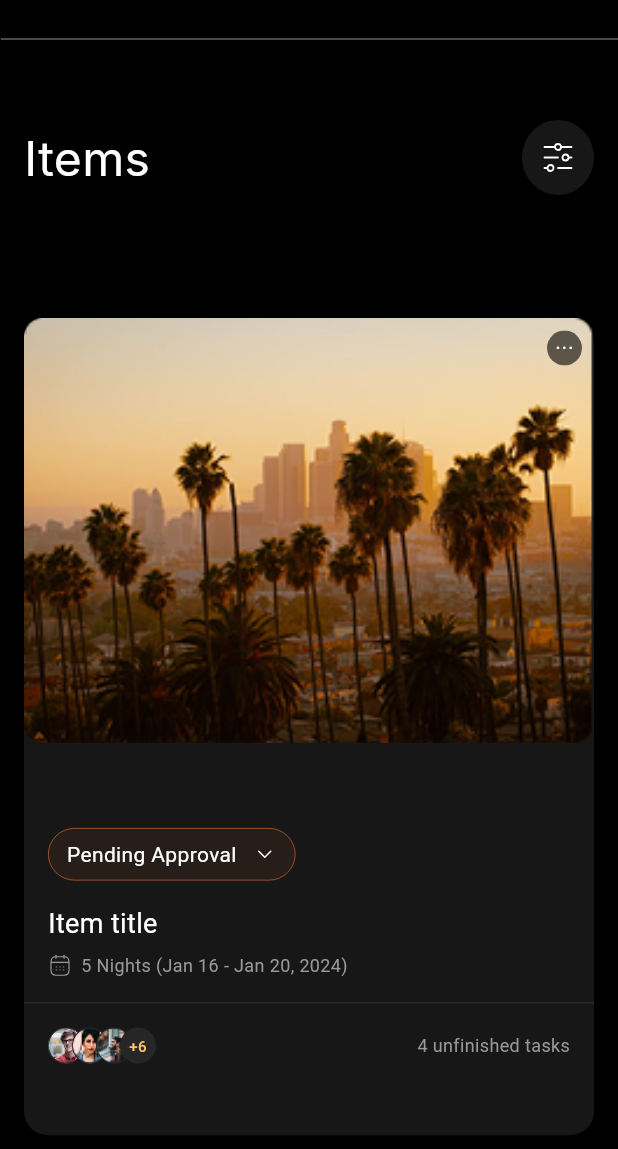
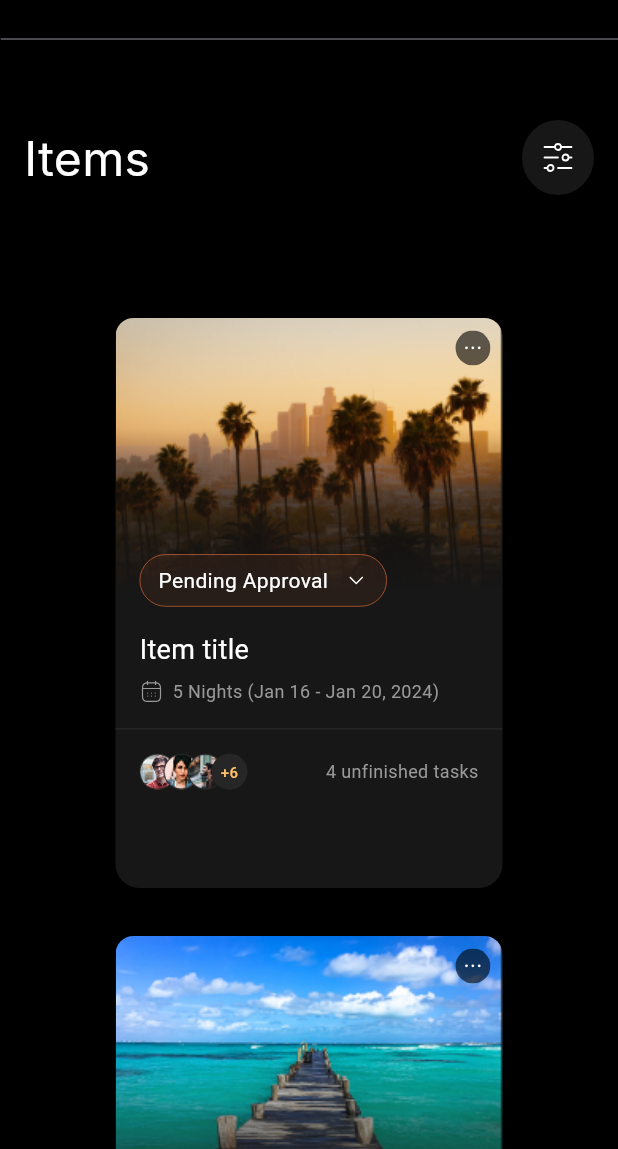
Before and after one commit to ahmedomar201/flutter_web_ui, a Flutter app: the screen it shows after launch, on a phone screen of 412 x 824 dp, the part 87-1236 px from its top. Run offline on Flutter 3.47's test engine with Material 3 defaults, Android fonts, the phone set to English and light mode, and no system bars; our stand-ins replace dartz, dio, flutter_bloc, flutter_svg, get_it; Roboto replaces fonts that are missing (Inter).

Commit message:
last update

```diff
--- a/lib/presentationLayer/page/dashboard.dart
+++ b/lib/presentationLayer/page/dashboard.dart
@@ -48,10 +48,15 @@ class Dashboard extends StatelessWidget {
             children: [
               Header(),
               const SizedBox(height: 30),
-              Padding(padding: const EdgeInsets.all(16.0), child: Items()),
+              Padding(
+                padding: const EdgeInsets.symmetric(horizontal: 70.0),
+                child: Items(),
+              ),
               const SizedBox(height: 50),
 
-              SingleChildScrollView(
+              Padding(
+                padding: const EdgeInsets.symmetric(horizontal: 42.0),
+                child: SingleChildScrollView(
                   scrollDirection: Axis.horizontal,
                   child: Column(
                     children: [
@@ -78,6 +83,7 @@ class Dashboard extends StatelessWidget {
                     ],
                   ),
                 ),
+              ),
             ],
           ),
         ),
--- a/lib/presentationLayer/widget/card.dart
+++ b/lib/presentationLayer/widget/card.dart
@@ -10,14 +10,15 @@ class CustomCard extends StatelessWidget {
   @override
   Widget build(BuildContext context) {
     if (Responsive.isMobile(context) || Responsive.isTablet(context)) {
+      double screenHeight = MediaQuery.of(context).size.height;
       return ClipRRect(
         borderRadius: BorderRadius.only(
           topRight: Radius.circular(12),
           topLeft: Radius.circular(12),
         ),
         child: SizedBox(
-          height: MediaQuery.of(context).size.height * 0.7,
-          width: MediaQuery.of(context).size.width,
+          height: screenHeight * 0.5, // Adjust height to 50% of screen height
+          width: 290,
           child: Card(
             elevation: 0,
             color: const Color(0xFF171717),
@@ -31,7 +32,7 @@ class CustomCard extends StatelessWidget {
               children: [
                 Stack(
                   children: [
-                    // Background Image
+                    // Background Image with Blur Effect
                     ClipRRect(
                       borderRadius: BorderRadius.only(
                         topRight: Radius.circular(12),
@@ -61,8 +62,9 @@ class CustomCard extends StatelessWidget {
                     ),
 
                     // Status Chip
-                    Padding(
-                      padding: const EdgeInsets.only(top: 340.0, left: 16.0),
+                    Positioned(
+                      bottom: 0,
+                      left: 16,
                       child: Container(
                         width: 165,
                         height: 35,
--- a/lib/presentationLayer/widget/header.dart
+++ b/lib/presentationLayer/widget/header.dart
@@ -200,10 +200,30 @@ class _HeaderState extends State<Header> {
                 ),
               ),
             ),
-            Container(
-              color: Colors.black,
+            Stack(
+              children: [
+                // الخط الرمادي الأساسي (Divider)
+                Divider(
+                  color: const Color(0xFF262626),
+                  height: 2, // ارتفاع الخط
+                  thickness: 2.2, // سماكة الخط
+                ),
 
-              child: Divider(color: const Color(0xFF262626)),
+                // الخط الأصفر المتحرك (Indicator)
+                AnimatedPositioned(
+                  duration: const Duration(milliseconds: 300),
+                  left:
+                      1825 +
+                      (selectedIndex *
+                          77.0), // 80 = padding الأفقي + تعديل حسب المسافة
+                  bottom: 0,
+                  child: Container(
+                    height: 2,
+                    width: 40, // عرض الخط الأصفر
+                    color: Colors.amber,
+                  ),
+                ),
+              ],
             ),
           ],
         ),
@@ -218,11 +238,11 @@ class NavItem extends StatelessWidget {
   final VoidCallback? onTap;
 
   const NavItem({
-    Key? key,
+    super.key,
     required this.text,
     this.isSelected = false,
     this.onTap,
-  }) : super(key: key);
+  });
 
   @override
   Widget build(BuildContext context) {
```
Also changed, not shown: assets/images/pic1.png, assets/images/pic2.png, assets/images/pic3.png, 1 other file. Lines whose indentation alone changed are shown as unchanged.
